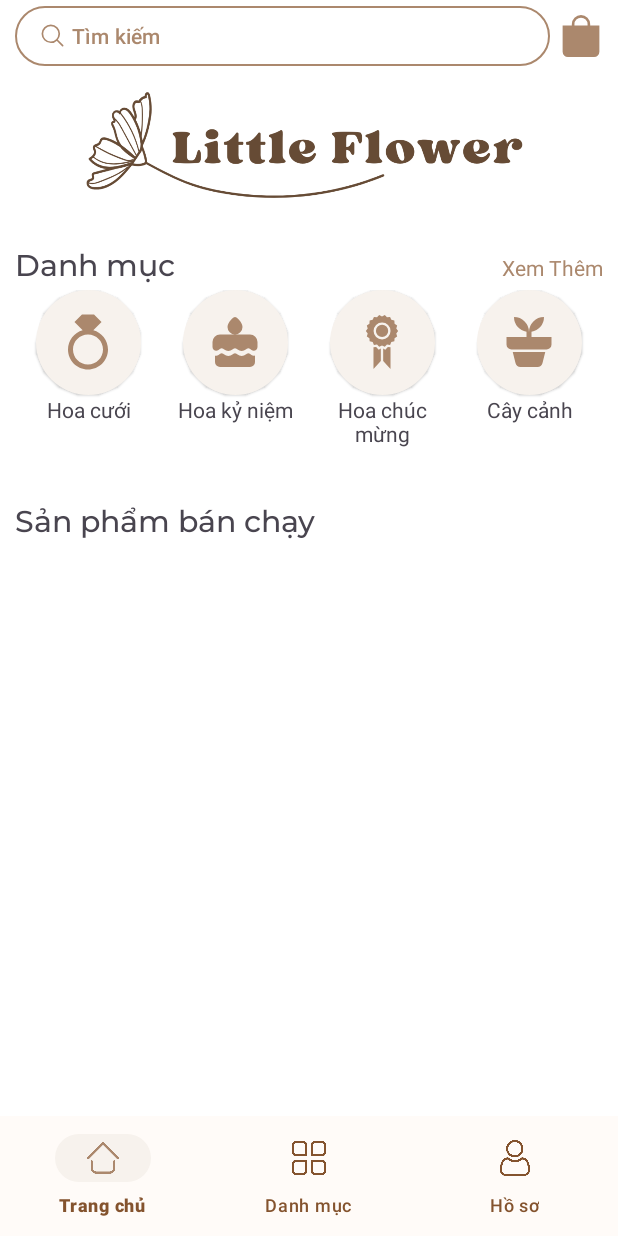
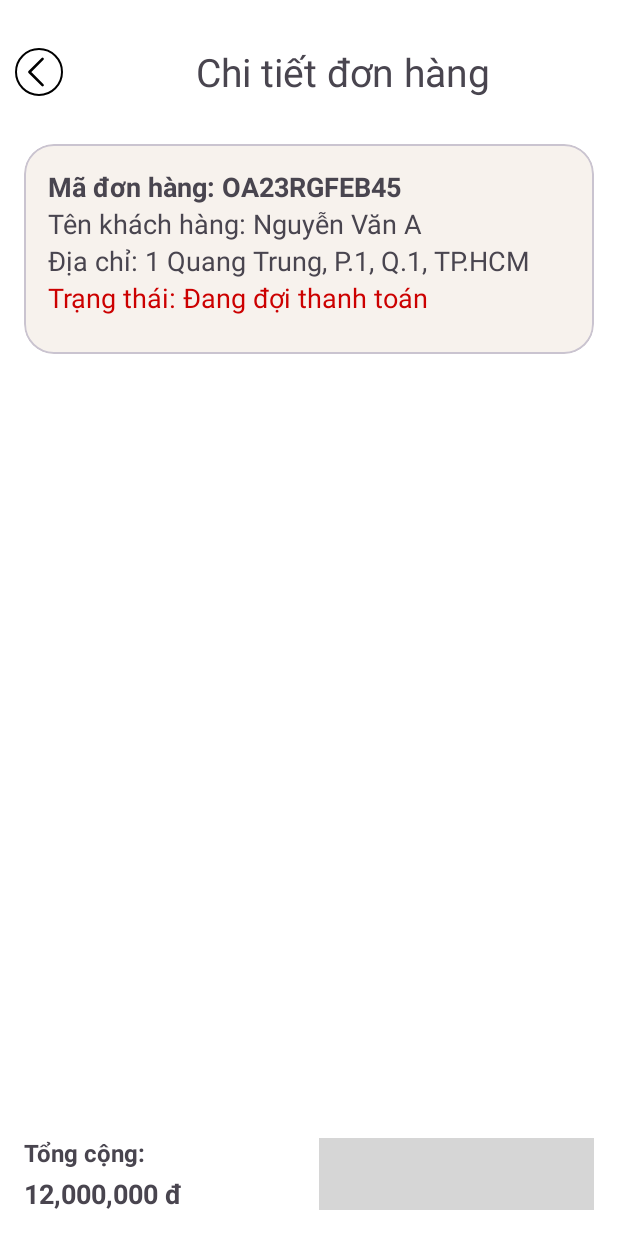
Before and after one commit to hiennhatou/flower-store, an Android app: the screen it shows after launch (MainActivity before the commit, ProductDetail_Customer after it), on a phone screen of 412 x 824 dp. Run offline under Robolectric (Android 15) with nearby library versions, the phone set to English and light mode, and no system bars; our stand-ins replace Firebase (no records; nobody signed in at launch, a user with empty details on screens opened directly), Room's generated code; grey boxes are pictures that could not be loaded.

```diff
--- a/app/src/main/AndroidManifest.xml
+++ b/app/src/main/AndroidManifest.xml
@@ -16,6 +16,9 @@
         android:theme="@style/Theme.FlowerStore"
         tools:ignore="ExtraText"
         tools:targetApi="31">
+        <activity
+            android:name=".ui.main.MainActivity"
+            android:exported="false" />
         <activity
             android:name=".ui.orders.CustomerOrdersActivity"
             android:exported="false" />
@@ -46,7 +49,7 @@
             android:name=".ui.productdetail.ProductDetailActivity"
             android:exported="false" />
         <activity
-            android:name=".ui.main.MainActivity"
+            android:name=".ui.orders.ProductDetail_Customer"
             android:exported="true">
             <intent-filter>
                 <action android:name="android.intent.action.MAIN" />
--- /dev/null
+++ b/app/src/main/java/edu/ou/flowerstore/ui/orders/ProductDetail_Customer.java
@@ -0,0 +1,30 @@
+package edu.ou.flowerstore.ui.orders;
+
+import android.os.Bundle;
+import android.view.View;
+import android.widget.Button;
+
+import androidx.activity.EdgeToEdge;
+import androidx.appcompat.app.AppCompatActivity;
+import androidx.core.graphics.Insets;
+import androidx.core.view.ViewCompat;
+import androidx.core.view.WindowInsetsCompat;
+
+import edu.ou.flowerstore.R;
+
+public class ProductDetail_Customer extends AppCompatActivity {
+
+    @Override
+    protected void onCreate(Bundle savedInstanceState) {
+        super.onCreate(savedInstanceState);
+        EdgeToEdge.enable(this);
+        setContentView(R.layout.activity_product_detail_customer);
+        ViewCompat.setOnApplyWindowInsetsListener(findViewById(R.id.main), (v, insets) -> {
+            Insets systemBars = insets.getInsets(WindowInsetsCompat.Type.systemBars());
+            v.setPadding(systemBars.left, systemBars.top, systemBars.right, systemBars.bottom);
+            return insets;
+        });
+
+    }
+
+}
--- /dev/null
+++ b/app/src/main/res/layout/activity_product_detail_customer.xml
@@ -0,0 +1,154 @@
+<?xml version="1.0" encoding="utf-8"?>
+<androidx.constraintlayout.widget.ConstraintLayout xmlns:android="http://schemas.android.com/apk/res/android"
+    xmlns:app="http://schemas.android.com/apk/res-auto"
+    xmlns:tools="http://schemas.android.com/tools"
+    android:id="@+id/main"
+    android:layout_width="match_parent"
+    android:layout_height="match_parent"
+    tools:context=".ui.orders.ProductDetail_Customer">
+
+    <!-- Header with Back Button and Title -->
+    <androidx.constraintlayout.widget.ConstraintLayout
+        android:layout_width="match_parent"
+        android:layout_height="wrap_content"
+        android:paddingHorizontal="10sp"
+        android:paddingVertical="30sp"
+        tools:ignore="MissingConstraints">
+
+        <!-- Back Button -->
+        <Button
+            android:id="@+id/ivBack"
+            style="@style/Button.IconOnly.Outlined"
+            android:layout_width="32dp"
+            android:layout_height="32dp"
+            android:paddingStart="5sp"
+            app:icon="@drawable/ic_back"
+            app:iconSize="28sp"
+            app:iconTint="@color/black"
+            app:layout_constraintBottom_toBottomOf="parent"
+            app:layout_constraintStart_toStartOf="parent"
+            app:layout_constraintTop_toTopOf="parent"
+            app:strokeColor="@color/black" />
+
+        <!-- Title TextView -->
+        <TextView
+            android:layout_width="wrap_content"
+            android:layout_height="wrap_content"
+            android:text="Chi tiết đơn hàng"
+            android:textSize="26sp"
+            app:layout_constraintBottom_toBottomOf="parent"
+            app:layout_constraintEnd_toEndOf="parent"
+            app:layout_constraintHorizontal_bias="0.615"
+            app:layout_constraintStart_toStartOf="parent"
+            app:layout_constraintTop_toTopOf="parent"
+            app:layout_constraintVertical_bias="1.0" />
+    </androidx.constraintlayout.widget.ConstraintLayout>
+
+    <!-- Main Content Area -->
+    <LinearLayout
+        android:layout_width="match_parent"
+        android:layout_height="match_parent"
+        android:orientation="vertical"
+        android:layout_marginTop="80dp"
+        android:padding="16dp">
+
+        <!-- Order Information -->
+        <com.google.android.material.card.MaterialCardView
+            android:id="@+id/card_order_info"
+            android:layout_width="match_parent"
+            android:layout_height="140dp"
+            app:cardCornerRadius="20dp"
+            android:layout_marginBottom="16dp">
+
+            <LinearLayout
+                android:layout_width="match_parent"
+                android:layout_height="wrap_content"
+                android:orientation="vertical"
+                android:padding="16dp">
+
+                <TextView
+                    android:id="@+id/txt_order_id"
+                    android:layout_width="wrap_content"
+                    android:layout_height="wrap_content"
+                    android:text="Mã đơn hàng: OA23RGFEB45"
+                    android:textSize="18sp"
+                    android:textStyle="bold"/>
+
+                <TextView
+                    android:id="@+id/txt_customer_name"
+                    android:layout_width="wrap_content"
+                    android:layout_height="wrap_content"
+                    android:text="Tên khách hàng: Nguyễn Văn A"
+                    android:textSize="18sp"/>
+
+                <TextView
+                    android:id="@+id/txt_address"
+                    android:layout_width="346dp"
+                    android:layout_height="wrap_content"
+                    android:text="Địa chỉ: 1 Quang Trung, P.1, Q.1, TP.HCM"
+                    android:textSize="18sp" />
+
+                <TextView
+                    android:id="@+id/txt_status"
+                    android:layout_width="wrap_content"
+                    android:layout_height="wrap_content"
+                    android:text="Trạng thái: Đang đợi thanh toán"
+                    android:textSize="18sp"
+                    android:textColor="@android:color/holo_red_dark"/>
+            </LinearLayout>
+        </com.google.android.material.card.MaterialCardView>
+
+        <!-- Product List RecyclerView -->
+        <androidx.recyclerview.widget.RecyclerView
+            android:id="@+id/productRecyclerView"
+            android:layout_width="match_parent"
+            android:layout_height="0dp"
+            android:layout_weight="1"
+            tools:listitem="@layout/product_detail_customer_tyni" />
+
+        <!-- Total Price and Checkout Button -->
+        <LinearLayout
+            android:layout_width="match_parent"
+            android:layout_height="wrap_content"
+            android:orientation="horizontal"
+            android:gravity="center_vertical"
+            android:layout_marginTop="16dp">
+
+            <LinearLayout
+                android:layout_width="0dp"
+                android:layout_height="wrap_content"
+                android:layout_weight="1"
+                android:orientation="vertical">
+
+                <!-- Total Text -->
+                <TextView
+                    android:id="@+id/txt_total_label"
+                    android:layout_width="wrap_content"
+                    android:layout_height="wrap_content"
+                    android:text="Tổng cộng:"
+                    android:textSize="16sp"
+                    android:textStyle="bold"/>
+
+                <!-- Total Price -->
+                <TextView
+                    android:id="@+id/txt_total_price"
+                    android:layout_width="wrap_content"
+                    android:layout_height="wrap_content"
+                    android:text="12,000,000 đ"
+                    android:textSize="18sp"
+                    android:textStyle="bold"
+                    android:layout_marginTop="4dp"/>
+            </LinearLayout>
+
+            <!-- Checkout Button -->
+            <Button
+                android:id="@+id/btn_checkout"
+                android:layout_width="wrap_content"
+                android:layout_height="wrap_content"
+                android:text="Thực hiện thanh toán"
+                android:textColor="@android:color/white"
+                android:background="@color/colorAccent"/>
+        </LinearLayout>
+    </LinearLayout>
+
+</androidx.constraintlayout.widget.ConstraintLayout>
```
Also changed, not shown: app/src/main/java/edu/ou/flowerstore/ui/orders/CustomerOrderAdapter.java (+19 -23 lines), app/src/main/res/layout/product_detail_customer_tyni.xml (added, +67 -0 lines).
